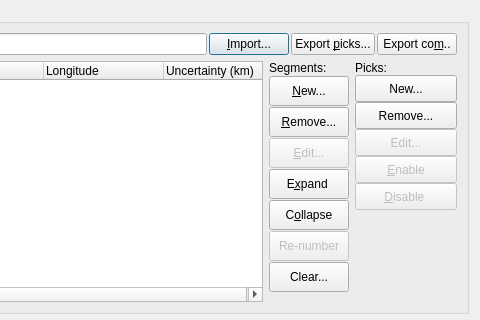
Before: the Qt Designer form src/qt-widgets/HellingerDialogUi.ui in GPlates/GPlates, drawn with Qt 5; both pictures show x 340 to 820 and y 0 to 320 of the 820 by 678 pixel window.
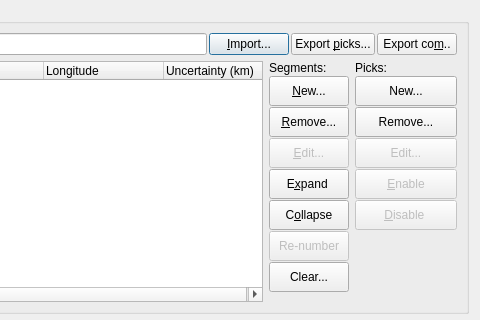
After: the same form once the commit is applied.

Commit message: (hellinger) Tweak the main dialog; fix broken ui variable name.

The edit to the form file:
```diff
--- a/src/qt-widgets/HellingerDialogUi.ui
+++ b/src/qt-widgets/HellingerDialogUi.ui
@@ -293,7 +293,7 @@
         <item row="0" column="1">
          <layout class="QVBoxLayout" name="verticalLayout_2">
           <property name="spacing">
-           <number>0</number>
+           <number>1</number>
           </property>
           <item>
            <widget class="QLabel" name="label_8">
@@ -307,7 +307,7 @@
             <property name="minimumSize">
              <size>
               <width>0</width>
-              <height>27</height>
+              <height>30</height>
              </size>
             </property>
             <property name="toolTip">
@@ -323,7 +323,7 @@
             <property name="minimumSize">
              <size>
               <width>0</width>
-              <height>27</height>
+              <height>30</height>
              </size>
             </property>
             <property name="toolTip">
@@ -342,7 +342,7 @@
             <property name="minimumSize">
              <size>
               <width>0</width>
-              <height>27</height>
+              <height>30</height>
              </size>
             </property>
             <property name="toolTip">
@@ -361,7 +361,7 @@
             <property name="minimumSize">
              <size>
               <width>0</width>
-              <height>27</height>
+              <height>30</height>
              </size>
             </property>
             <property name="toolTip">
@@ -380,7 +380,7 @@
             <property name="minimumSize">
              <size>
               <width>0</width>
-              <height>27</height>
+              <height>30</height>
              </size>
             </property>
             <property name="toolTip">
```
Left out of the diff: 4 changed lines with no effect on the pictures. The commit also changes 1 other file.
